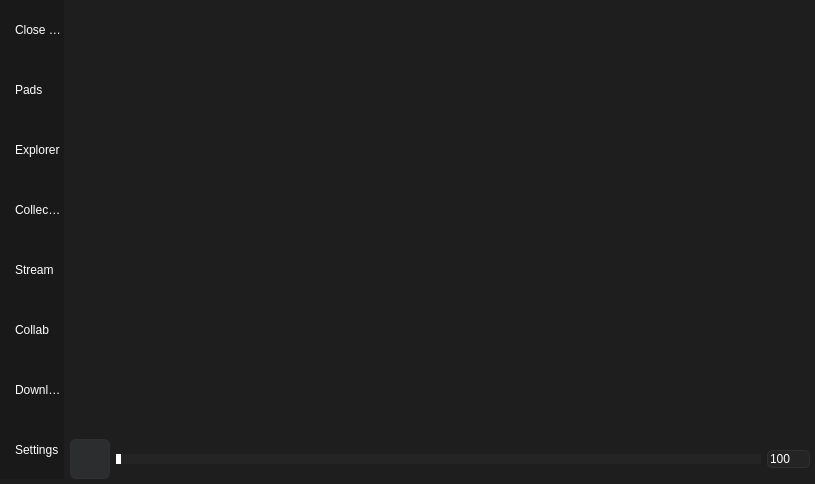
Qt form gui/gui.ui (BarsTiger/KotoPad) before a commit.
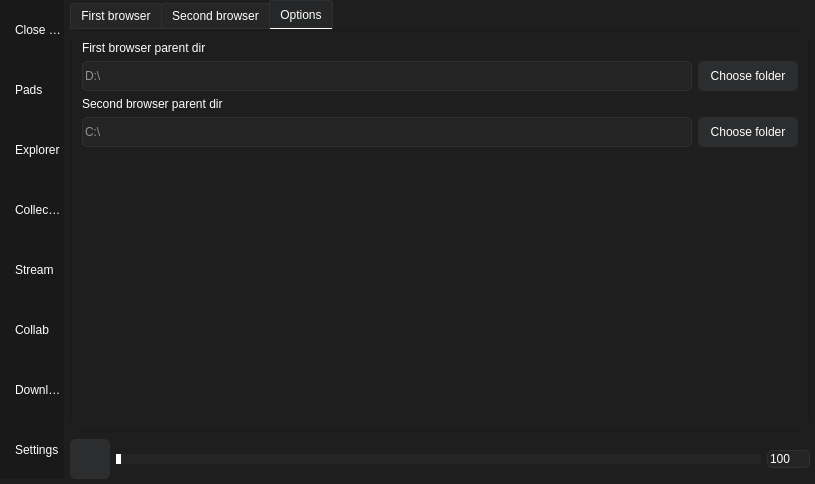
The same form after that commit. The open tabs and pages were chosen to show the change. Icons and pictures are not drawn.

```diff
--- a/gui/gui.ui
+++ b/gui/gui.ui
@@ -20,21 +20,22 @@
   <property name="styleSheet">
    <string notr="true">
 QWidget {
-    background-color: rgb(30, 30, 30);
-    color: rgb(255, 255, 255);
+    background-color: #1e1e1e;
+    color: white;
     font: 10pt &quot;Segoe UI&quot;;
 }
+
 QScrollBar:vertical,
 QScrollBar:horizontal {
     border: none;
-    background: rgb(30, 30, 30);
+    background: #1e1e1e;
     width: 10px;
     margin: 15px 0 15px 0;
     border-radius: 0px;
 }
 QScrollBar::handle:vertical,
 QScrollBar::handle:horizontal {	
-    background-color: rgb(139, 139, 139);
+    background-color: #8b8b8b;
     min-height: 30px;
     border-radius: 5px;
 }
@@ -56,6 +57,7 @@
 QScrollBar::add-page:horizontal, QScrollBar::sub-page:horizontal {
     background: none;
 }
+
 QPushButton {
     color: white;
     border-width: 1px;
@@ -75,6 +77,7 @@
     background-color: #434343;
     border-color: #0000;
 }
+
 QLineEdit, QTextBrowser, QPlainTextEdit, QTextEdit {
     border-width: 1px;
     border-radius: 5px;
@@ -83,7 +86,8 @@
     background-color: #242424;
     font: 10pt &quot;Segoe UI&quot;;
 }
-QListWidget {
+
+QListWidget, QListView, QTreeView {
     border-width: 1px;
     border-radius: 15px;
     border-style: solid;
@@ -92,16 +96,25 @@
     background-color: #242424;
     font: 10pt &quot;Segoe UI&quot;;
 }
-QListWidget:item {
+QListWidget:item, QListView:item, QTreeView:item {
     background-color: #242424;
     selection-color: white;
 }
 QListWidget:item:hover {
     background-color: #323232;
 }
-QListWidget:item:selected {
+QListWidget:item:selected, QListView:item:selected, QTreeView:item:selected {
     background-color: #777777;
 }
+
+QTreeView::branch:has-children:closed {
+    image: url(&quot;:/img/img/down.svg&quot;);
+}
+
+QTreeView::branch:has-children:open {
+    image: url(&quot;:/img/img/up.svg&quot;);
+}
+
 QComboBox
 {
     border-width: 1px;
@@ -109,7 +122,7 @@
     border-style: solid;
     border-color: #303030;
     background-color: #2c2d2e;
-    color: #ffffff;
+    color: white;
 }
 QComboBox::disabled
 {
@@ -128,7 +141,7 @@
 QComboBox QAbstractItemView
 {
     background-color: #434343;
-    color: #ffffff;
+    color: white;
     selection-background-color: #777777;
     selection-color: white;
     outline: 0;
@@ -139,10 +152,11 @@
     subcontrol-position: top right;
     border-radius: 6px; 
 }
+
 QTabBar::tab
 {
     background-color: #2c2d2e;
-    color: #ffffff;
+    color: white;
     border-style: solid;
     border-width: 1px;
     border-top-left-radius: 3px;
@@ -158,7 +172,7 @@
 QTabWidget::pane 
 {
     background-color: #a0a0a0;
-    color: #ffffff;
+    color: white;
     border: 3px solid;
     border-radius: 15px;
     border-color: #1c1c1c;
@@ -166,7 +180,7 @@
 QTabBar::tab:selected
 {
     background-color: #262728;
-    color: #ffffff;
+    color: white;
     border-style: solid;
     border-width: 1px;
     border-top-left-radius: 3px;
@@ -692,7 +706,204 @@
            </item>
           </layout>
          </widget>
-         <widget class="QWidget" name="browser_page"/>
+         <widget class="QWidget" name="browser_page">
+          <layout class="QVBoxLayout" name="verticalLayout_2">
+           <property name="leftMargin">
+            <number>0</number>
+           </property>
+           <property name="topMargin">
+            <number>0</number>
+           </property>
+           <property name="rightMargin">
+            <number>0</number>
+           </property>
+           <property name="bottomMargin">
+            <number>0</number>
+           </property>
+           <item>
+            <widget class="QTabWidget" name="browser_page_tabs">
+             <property name="currentIndex">
+              <number>0</number>
+             </property>
+             <widget class="QWidget" name="first_filebrowser_tab">
+              <attribute name="title">
+               <string>First browser</string>
+              </attribute>
+              <layout class="QHBoxLayout" name="first_filebrowser_tab_lay">
+               <property name="leftMargin">
+                <number>0</number>
+               </property>
+               <property name="topMargin">
+                <number>0</number>
+               </property>
+               <property name="rightMargin">
+                <number>0</number>
+               </property>
+               <property name="bottomMargin">
+                <number>0</number>
+               </property>
+               <item>
+                <widget class="QTreeView" name="folders_browser_treeview_first"/>
+               </item>
+               <item>
+                <widget class="QListWidget" name="files_browser_listwidget_first"/>
+               </item>
+              </layout>
+             </widget>
+             <widget class="QWidget" name="second_filebrowser_tab">
+              <attribute name="title">
+               <string>Second browser</string>
+              </attribute>
+              <layout class="QHBoxLayout" name="second_filebrowser_tab_lay">
+               <property name="leftMargin">
+                <number>0</number>
+               </property>
+               <property name="topMargin">
+                <number>0</number>
+               </property>
+               <property name="rightMargin">
+                <number>0</number>
+               </property>
+               <property name="bottomMargin">
+                <number>0</number>
+               </property>
+               <item>
+                <widget class="QTreeView" name="folders_browser_treeview_second"/>
+               </item>
+               <item>
+                <widget class="QListWidget" name="files_browser_listwidget_second"/>
+               </item>
+              </layout>
+             </widget>
+             <widget class="QWidget" name="browser_page_options_tab">
+              <attribute name="title">
+               <string>Options</string>
+              </attribute>
+              <layout class="QVBoxLayout" name="verticalLayout_3">
+               <item>
+                <widget class="QLabel" name="first_browser_parent_dir_path_label">
+                 <property name="text">
+                  <string>First browser parent dir</string>
+                 </property>
+                </widget>
+               </item>
+               <item>
+                <widget class="QWidget" name="first_browser_parent_dir_path_widget" native="true">
+                 <layout class="QHBoxLayout" name="first_browser_parent_dir_path_lay">
+                  <property name="leftMargin">
+                   <number>0</number>
+                  </property>
+                  <property name="topMargin">
+                   <number>0</number>
+                  </property>
+                  <property name="rightMargin">
+                   <number>0</number>
+                  </property>
+                  <property name="bottomMargin">
+                   <number>0</number>
+                  </property>
+                  <item>
+                   <widget class="QLineEdit" name="first_browser_parent_dir_box">
+                    <property name="minimumSize">
+                     <size>
+                      <width>0</width>
+                      <height>30</height>
+                     </size>
+                    </property>
+                    <property name="placeholderText">
+                     <string>D:\</string>
+                    </property>
+                   </widget>
+                  </item>
+                  <item>
+                   <widget class="QPushButton" name="first_browser_parent_dir_button">
+                    <property name="minimumSize">
+                     <size>
+                      <width>100</width>
+                      <height>30</height>
+                     </size>
+                    </property>
+                    <property name="text">
+                     <string>Choose folder</string>
+                    </property>
+                   </widget>
+                  </item>
+                 </layout>
+                </widget>
+               </item>
+               <item>
+                <widget class="QLabel" name="second_browser_parent_dir_path_label">
+                 <property name="text">
+                  <string>Second browser parent dir</string>
+                 </property>
+                </widget>
+               </item>
+               <item>
+                <widget class="QWidget" name="second_browser_parent_dir_path_widget" native="true">
+                 <layout class="QHBoxLayout" name="second_browser_parent_dir_path_lay">
+                  <property name="leftMargin">
+                   <number>0</number>
+                  </property>
+                  <property name="topMargin">
+                   <number>0</number>
+                  </property>
+                  <property name="rightMargin">
+                   <number>0</number>
+                  </property>
+                  <property name="bottomMargin">
+                   <number>0</number>
+                  </property>
+                  <item>
+                   <widget class="QLineEdit" name="second_browser_parent_dir_box">
+                    <property name="minimumSize">
+                     <size>
+                      <width>0</width>
+                      <height>30</height>
+                     </size>
+                    </property>
+                    <property name="text">
+                     <string/>
+                    </property>
+                    <property name="placeholderText">
+                     <string>C:\</string>
+                    </property>
+                   </widget>
+                  </item>
+                  <item>
+                   <widget class="QPushButton" name="second_browser_parent_dir_button">
+                    <property name="minimumSize">
+                     <size>
+                      <width>100</width>
+                      <height>30</height>
+                     </size>
+                    </property>
+                    <property name="text">
+                     <string>Choose folder</string>
+                    </property>
+                   </widget>
+                  </item>
+                 </layout>
+                </widget>
+               </item>
+               <item>
+                <spacer name="browser_page_options_spacer">
+                 <property name="orientation">
+                  <enum>Qt::Vertical</enum>
+                 </property>
+                 <property name="sizeHint" stdset="0">
+                  <size>
+                   <width>20</width>
+                   <height>40</height>
+                  </size>
+                 </property>
+                </spacer>
+               </item>
+              </layout>
+             </widget>
+            </widget>
+           </item>
+          </layout>
+         </widget>
          <widget class="QWidget" name="collections_page"/>
          <widget class="QWidget" name="stream_page"/>
          <widget class="QWidget" name="collab_page"/>
```
Left out of the diff: 4 changed lines with no effect on the pictures.
